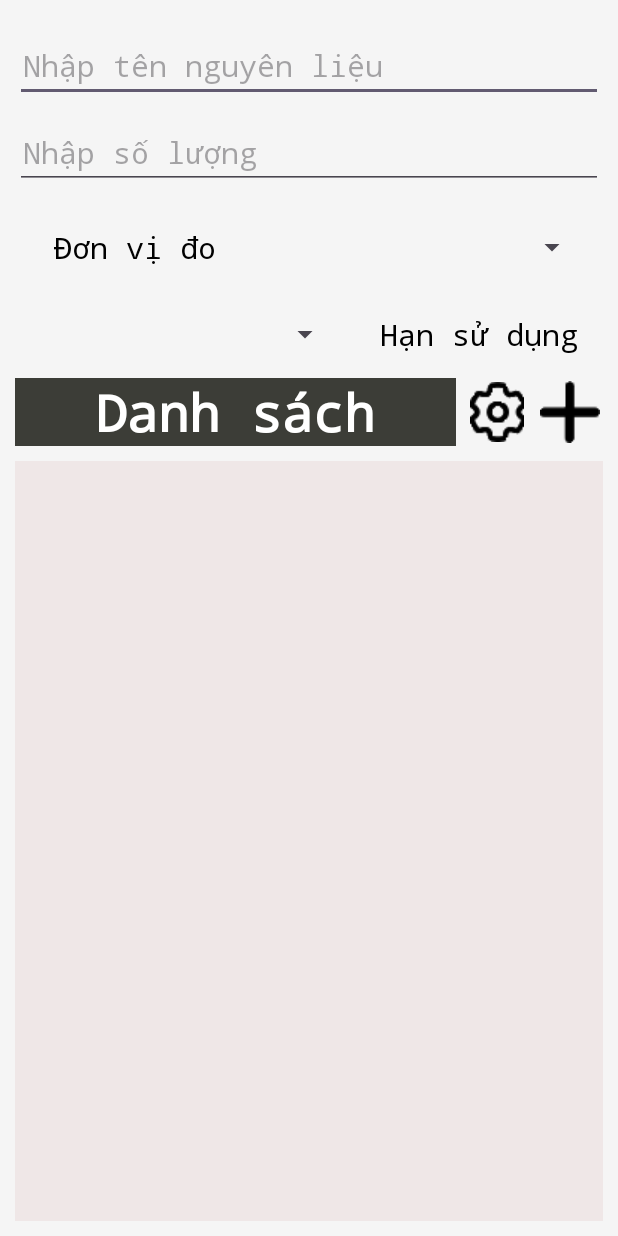
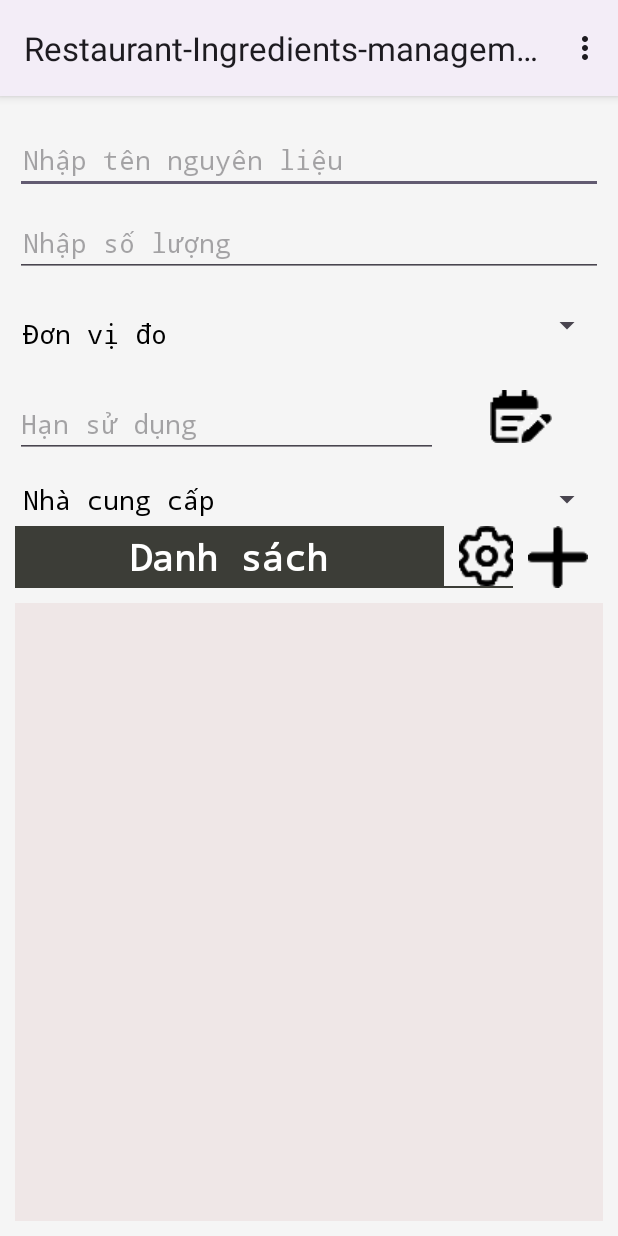
Before and after one commit to Icegozi/Restaurant-Ingredients-management, an Android app: the NguyenLieu screen opened directly, with no data from a screen before it, on a phone screen of 412 x 824 dp. Run offline under Robolectric (Android 15) with nearby library versions, the phone set to English and light mode, and no system bars.

Commit message:
Sửa giao diện nguyên liệu

```diff
--- a/app/src/main/java/com/example/restaurant_ingredients_management/View/GiaoDich.java
+++ b/app/src/main/java/com/example/restaurant_ingredients_management/View/GiaoDich.java
@@ -45,4 +45,9 @@ public class GiaoDich extends AppCompatActivity {
 
     }
 
+    @Override
+    public boolean onCreateOptionsMenu(Menu menu) {
+        getMenuInflater().inflate(R.menu.main_menu,menu);
+        return super.onCreateOptionsMenu(menu);
+    }
 }
--- a/app/src/main/java/com/example/restaurant_ingredients_management/View/NguyenLieu.java
+++ b/app/src/main/java/com/example/restaurant_ingredients_management/View/NguyenLieu.java
@@ -25,5 +25,10 @@ public class NguyenLieu extends AppCompatActivity {
         });
     }
 
+    @Override
+    public boolean onCreateOptionsMenu(Menu menu) {
+        getMenuInflater().inflate(R.menu.main_menu,menu);
+        return super.onCreateOptionsMenu(menu);
+    }
 
 }
--- a/app/src/main/java/com/example/restaurant_ingredients_management/View/NhaCungCap.java
+++ b/app/src/main/java/com/example/restaurant_ingredients_management/View/NhaCungCap.java
@@ -26,5 +26,9 @@ public class NhaCungCap extends AppCompatActivity {
         setTitle("Nhà cung cấp");
     }
 
-
+    @Override
+    public boolean onCreateOptionsMenu(Menu menu) {
+        getMenuInflater().inflate(R.menu.main_menu,menu);
+        return super.onCreateOptionsMenu(menu);
+    }
 }
--- a/app/src/main/java/com/example/restaurant_ingredients_management/View/ThongBao.java
+++ b/app/src/main/java/com/example/restaurant_ingredients_management/View/ThongBao.java
@@ -25,5 +25,9 @@ public class ThongBao extends AppCompatActivity {
         });
     }
 
-
+    @Override
+    public boolean onCreateOptionsMenu(Menu menu) {
+        getMenuInflater().inflate(R.menu.main_menu,menu);
+        return super.onCreateOptionsMenu(menu);
+    }
 }
--- a/app/src/main/res/layout/activity_main.xml
+++ b/app/src/main/res/layout/activity_main.xml
@@ -13,7 +13,7 @@
         android:layout_height="wrap_content"
         android:layout_marginStart="168dp"
         android:layout_marginTop="340dp"
-        android:text="Tông quan"
+        android:text="Nguyên liệu"
         app:layout_constraintStart_toStartOf="parent"
         app:layout_constraintTop_toTopOf="parent" />
 
@@ -21,7 +21,7 @@
         android:id="@+id/btn_chuyen"
         android:layout_width="wrap_content"
         android:layout_height="wrap_content"
-        android:layout_marginStart="128dp"
+        android:layout_marginStart="28dp"
         android:layout_marginTop="424dp"
         android:layout_weight="1"
         android:text="Giao dịch"
--- a/app/src/main/res/layout/activity_nguyen_lieu.xml
+++ b/app/src/main/res/layout/activity_nguyen_lieu.xml
@@ -27,7 +27,7 @@
             android:inputType="text"
             android:paddingHorizontal="5sp"
             android:textColor="@color/black"
-            android:textSize="20sp" />
+            android:textSize="18sp" />
 
         <EditText
             android:id="@+id/soLuong"
@@ -40,31 +40,32 @@
             android:inputType="text"
             android:paddingHorizontal="5sp"
             android:textColor="@color/black"
-            android:textSize="20sp" />
+            android:textSize="18sp" />
 
         <LinearLayout
             android:layout_width="match_parent"
             android:layout_height="wrap_content"
+            android:layout_margin="10sp"
             android:layout_marginHorizontal="10sp"
             android:orientation="horizontal">
 
             <TextView
                 android:id="@+id/textView"
-                android:layout_width="140sp"
-                android:layout_height="match_parent"
-                android:layout_margin="10sp"
+                android:layout_width="wrap_content"
+                android:layout_height="wrap_content"
+
                 android:fontFamily="monospace"
                 android:padding="5sp"
                 android:text="Đơn vị đo"
                 android:textAlignment="center"
                 android:textColor="@color/black"
-                android:textSize="20sp" />
+                android:textSize="18sp" />
 
             <Spinner
                 android:id="@+id/donViDo"
-                android:layout_width="match_parent"
-                android:layout_height="match_parent"
-                android:layout_margin="10sp"
+                android:layout_width="wrap_content"
+                android:layout_height="wrap_content"
+
                 android:layout_weight="1"
                 android:padding="5sp" />
 
@@ -75,31 +76,54 @@
             android:layout_height="wrap_content"
             android:layout_marginHorizontal="10sp"
             android:background="#F5F5F5"
+            android:layout_margin="10sp"
             android:orientation="horizontal">
 
-            <Spinner
+            <EditText
                 android:id="@+id/hanSuDung"
-                android:layout_width="205sp"
-                android:layout_height="match_parent"
-                android:layout_margin="10sp"
+                android:layout_width="wrap_content"
+                android:layout_height="wrap_content"
                 android:layout_weight="1"
-                android:padding="5sp" />
+                android:ems="10"
+                android:fontFamily="monospace"
+                android:hint="Hạn sử dụng"
+                android:inputType="text" />
 
-            <TextView
-                android:id="@+id/textView2"
+            <ImageButton
+                android:id="@+id/imageButton4"
                 android:layout_width="wrap_content"
-                android:layout_height="match_parent"
-                android:layout_margin="10sp"
+                android:layout_height="wrap_content"
                 android:layout_weight="1"
-                android:fontFamily="monospace"
-                android:padding="5sp"
-                android:text="Hạn sử dụng"
-                android:textAlignment="center"
-                android:textColor="@color/black"
-                android:textSize="20sp" />
+                android:background="#F5F5F5"
+                android:src="@drawable/date_picker" />
 
         </LinearLayout>
 
+        <LinearLayout
+            android:layout_width="match_parent"
+            android:layout_height="wrap_content"
+            android:layout_marginHorizontal="10sp"
+            android:orientation="horizontal">
+
+        <TextView
+            android:id="@+id/ncc"
+            android:layout_width="wrap_content"
+            android:layout_height="wrap_content"
+            android:fontFamily="monospace"
+            android:padding="5sp"
+            android:text="Nhà cung cấp"
+            android:textAlignment="center"
+            android:textColor="@color/black"
+            android:textSize="18sp"/>
+
+        <Spinner
+            android:id="@+id/spinner"
+
+            android:padding="5sp"
+            android:layout_width="match_parent"
+            android:layout_height="match_parent" />
+
+        </LinearLayout>
         <LinearLayout
             android:layout_width="match_parent"
             android:layout_height="wrap_content"
@@ -115,25 +139,25 @@
                 android:fontFamily="monospace"
                 android:text="Danh sách"
                 android:textAlignment="center"
-
+                android:gravity="center"
                 android:textColor="@color/white"
-                android:textSize="34sp"
+                android:textSize="24sp"
                 android:textStyle="bold" />
 
             <ImageButton
                 android:id="@+id/imageButton2"
-                android:layout_width="0sp"
-                android:layout_height="45sp"
-                android:layout_weight="0.5"
+                android:layout_width="wrap_content"
+                android:layout_height="wrap_content"
+                android:paddingLeft="10sp"
                 android:background="#F5F5F5"
                 app:srcCompat="@drawable/update_icon"
                 tools:srcCompat="@drawable/update_icon" />
 
             <ImageButton
                 android:id="@+id/imageButton"
-                android:layout_width="0sp"
-                android:layout_height="45sp"
-                android:layout_weight="0.4"
+                android:layout_width="wrap_content"
+                android:layout_height="wrap_content"
+                android:paddingHorizontal="10sp"
                 android:background="#F5F5F5"
                 app:srcCompat="@drawable/plus"
                 tools:srcCompat="@drawable/plus" />
--- a/app/src/main/res/values/themes.xml
+++ b/app/src/main/res/values/themes.xml
@@ -1,6 +1,6 @@
 <resources xmlns:tools="http://schemas.android.com/tools">
     <!-- Base application theme. -->
-    <style name="Base.Theme.RestaurantIngredientsmanagement" parent="Theme.Material3.DayNight.NoActionBar">
+    <style name="Base.Theme.RestaurantIngredientsmanagement" parent="Theme.Material3.DayNight">
         <!-- Customize your light theme here. -->
         <!-- <item name="colorPrimary">@color/my_light_primary</item> -->
     </style>
```
Also changed, not shown: app/src/main/java/com/example/restaurant_ingredients_management/MainActivity.java (+8 -11 lines), app/src/main/java/com/example/restaurant_ingredients_management/View/TongQuan.java (deleted, +0 -63 lines), app/src/main/res/layout/activity_thong_bao.xml (+3 -5 lines), app/src/main/res/layout/activity_tong_quan.xml (deleted, +0 -94 lines).
